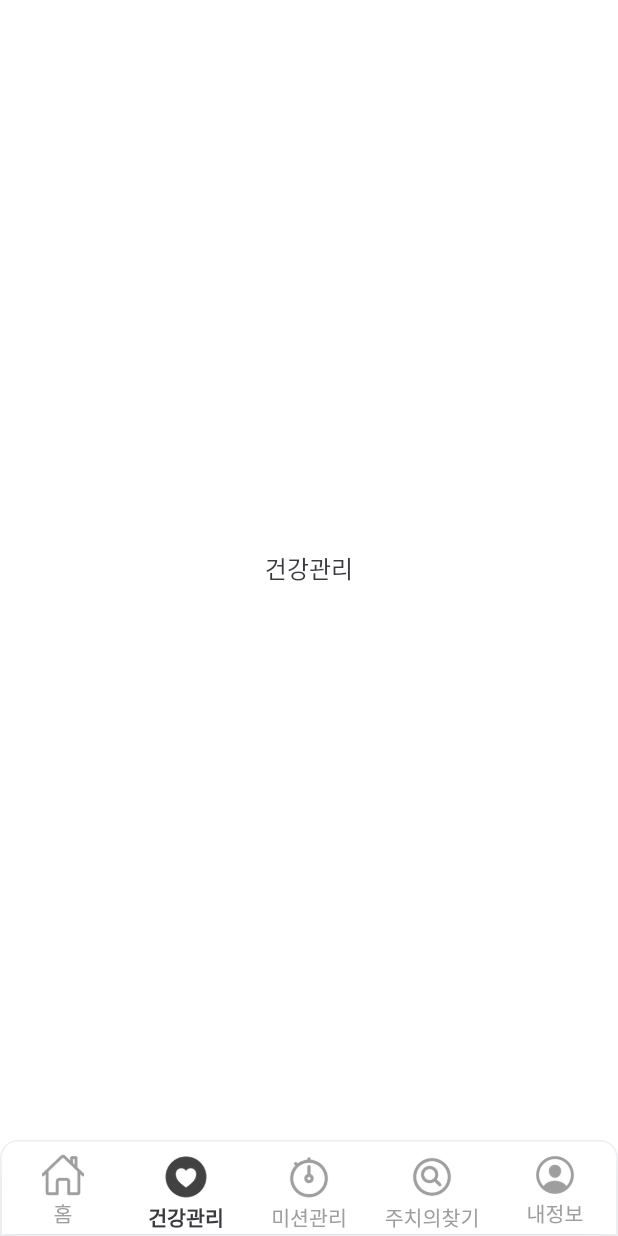
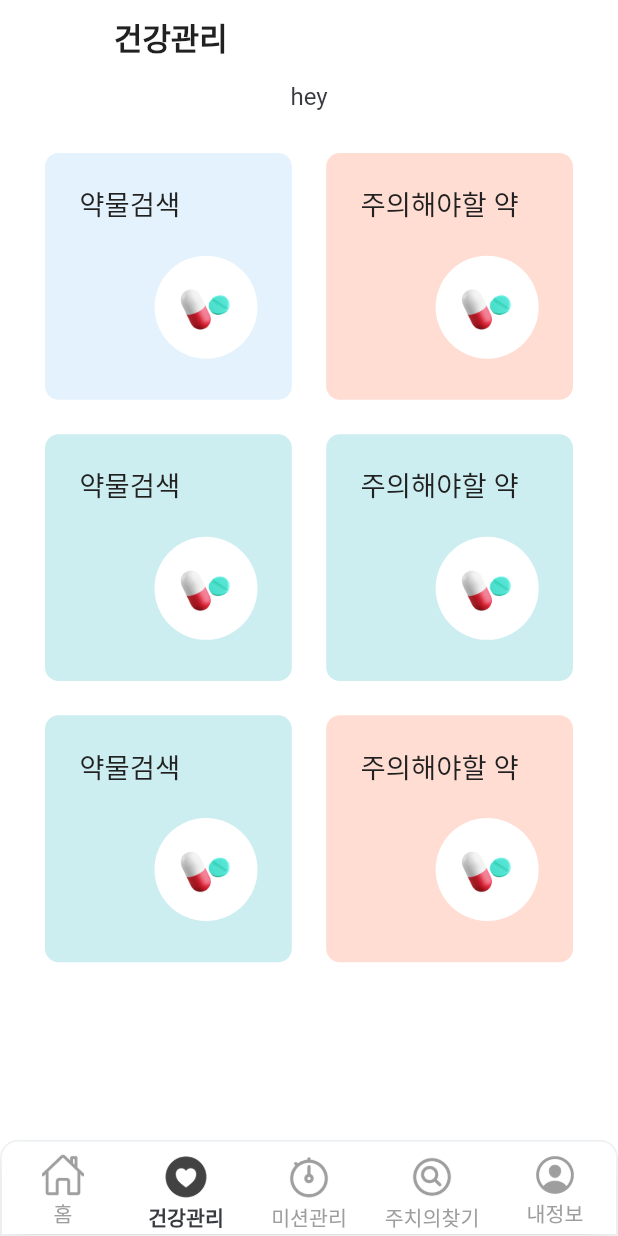
Before and after one commit to ReaflaORG/dr-parkinsons-getx-flutter, a Flutter app: the MainView screen opened by its route, item 2 of the bottom bar chosen, on a phone screen of 412 x 824 dp. Run offline on Flutter 3.47's test engine with Material 2 defaults, Android fonts, the phone set to English and light mode, and no system bars; our stand-ins replace carousel_slider, firebase_messaging, flutter_dotenv, flutter_local_notifications, flutter_screenutil, fluttertoast and 6 more; accounts and stored records are empty; network calls fail; Roboto replaces fonts that are missing (NotoSansKR, SUIT); project files that could hold a hidden picture were left out.

Commit message:
Main Btn Component

```diff
--- a/lib/app/modules/healthcare/view/healthcare_view.dart
+++ b/lib/app/modules/healthcare/view/healthcare_view.dart
@@ -1,17 +1,120 @@
 import 'package:flutter/material.dart';
+import 'package:flutter_screenutil/flutter_screenutil.dart';
 import 'package:get/get.dart';
 
+import '../../../theme/colors.dart';
+import '../../../theme/texts.dart';
 import '../controller/healthcare__controller.dart';
+import '../widgets/healthcare_mainbtn.dart';
 
 class HealthCareView extends GetView<HealthCareController> {
   const HealthCareView({super.key});
 
   @override
-  Widget build(BuildContext context) => const SafeArea(
+  Widget build(BuildContext context) => SafeArea(
         child: Scaffold(
-          body: Center(
-            child: Text('건강관리'),
+          appBar: AppBar(
+            backgroundColor: ColorPath.BackgroundWhite,
+            elevation: 0,
+            centerTitle: false,
+            title: Container(
+              padding: EdgeInsets.symmetric(horizontal: 4),
+              child: Text(
+                '건강관리',
+                style: TextPath.Heading2F18W600.copyWith(
+                  color: ColorPath.TextGrey1H212121,
+                ),
+                textAlign: TextAlign.left,
+              ),
+            ),
+          ),
+          body: Container(
+            padding: const EdgeInsets.symmetric(horizontal: 20),
+            child: SingleChildScrollView(
+              child: Column(
+                mainAxisAlignment: MainAxisAlignment.center,
+                crossAxisAlignment: CrossAxisAlignment.center,
+                mainAxisSize: MainAxisSize.min,
+                children: [
+                  const Text('hey'),
+                  const SizedBox(
+                    height: 18,
+                  ),
+                  Padding(
+                    padding: const EdgeInsets.symmetric(
+                        vertical: 10, horizontal: 10),
+                    child: Column(
+                      mainAxisAlignment: MainAxisAlignment.spaceEvenly,
+                      crossAxisAlignment: CrossAxisAlignment.stretch,
+                      children: [
+                        GridView.count(
+                            shrinkWrap: true,
+                            crossAxisCount: 2,
+                            childAspectRatio: 1,
+                            mainAxisSpacing: 20.w,
+                            crossAxisSpacing: 20.w,
+                            children: [
+                              HealthcareMainbtn(
+                                  name: "약물검색",
+                                  color: ColorPath.PrimaryLightColor,
+                                  icon: 'assets/images/icon/3d/48 pill.png',
+                                  onClick: () {
+                                    print('123');
+                                  }),
+                              HealthcareMainbtn(
+                                  name: "주의해야할 약",
+                                  color: ColorPath.TertiaryLightColor,
+                                  icon: 'assets/images/icon/3d/48 pill.png',
+                                  onClick: () {
+                                    print('121');
+                                    // Get.toNamed(page)
+                                  }),
+                              HealthcareMainbtn(
+                                  name: "약물검색",
+                                  color: ColorPath.SecondaryLightColor,
+                                  icon: 'assets/images/icon/3d/48 pill.png',
+                                  onClick: () {
+                                    print('123');
+                                  }),
+                              HealthcareMainbtn(
+                                  name: "주의해야할 약",
+                                  color: ColorPath.SecondaryLightColor,
+                                  icon: 'assets/images/icon/3d/48 pill.png',
+                                  onClick: () {
+                                    print('121');
+                                    // Get.toNamed(page)
+                                  }),
+                              HealthcareMainbtn(
+                                  name: "약물검색",
+                                  color: ColorPath.SecondaryLightColor,
+                                  icon: 'assets/images/icon/3d/48 pill.png',
+                                  onClick: () {
+                                    print('123');
+                                  }),
+                              HealthcareMainbtn(
+                                  name: "주의해야할 약",
+                                  color: ColorPath.TertiaryLightColor,
+                                  icon: 'assets/images/icon/3d/48 pill.png',
+                                  onClick: () {
+                                    print('121');
+                                    // Get.toNamed(page)
+                                  }),
+                            ]),
+                      ],
+                    ),
+                  ),
+                ],
+              ),
+            ),
           ),
         ),
       );
 }
+
+// // elevation: 0,
+//             // shadowColor: Colors.white,
+//             title: Text(
+//               '건강관리',
+//               // style: TextPath.Heading2F18W600.copyWith(
+//                 // color: ColorPath.TextGrey1H212121,
+//               ),
--- /dev/null
+++ b/lib/app/modules/healthcare/widgets/healthcare_mainbtn.dart
@@ -0,0 +1,62 @@
+import 'package:flutter/material.dart';
+import 'package:flutter_screenutil/flutter_screenutil.dart';
+
+import '../../../theme/colors.dart';
+import '../../../theme/texts.dart';
+
+class HealthcareMainbtn extends StatelessWidget {
+  // ignore: use_key_in_widget_constructors
+  const HealthcareMainbtn({
+    required this.name,
+    required this.color,
+    required this.icon,
+    required this.onClick,
+  });
+  final String name;
+  final Color color;
+  final String icon;
+  final Function onClick;
+  @override
+  Widget build(BuildContext context) {
+    return InkWell(
+      onTap: () => onClick(),
+      child: Container(
+        // width: 140.w,
+        // height: 140.w,
+        decoration: BoxDecoration(
+          color: color,
+          borderRadius: BorderRadius.circular(8.r),
+        ),
+        padding: EdgeInsets.symmetric(horizontal: 20.w, vertical: 24.w),
+        child: Column(
+          mainAxisAlignment: MainAxisAlignment.spaceBetween,
+          crossAxisAlignment: CrossAxisAlignment.start,
+
+          // ignore: prefer_const_literals_to_create_immutables
+          children: [
+            Container(
+              width: double.infinity,
+              alignment: Alignment.centerLeft,
+              child: Text(
+                name,
+                style: TextPath.TextF16W500.copyWith(
+                    color: ColorPath.TextGrey1H212121),
+              ),
+            ),
+            Container(
+              alignment: Alignment.centerRight,
+              child: SizedBox(
+                width: 60.w,
+                height: 60.w,
+                child: CircleAvatar(
+                  backgroundColor: ColorPath.BackgroundWhite,
+                  child: Image.asset(width: 44.w, height: 44.w, icon),
+                ),
+              ),
+            ),
+          ],
+        ),
+      ),
+    );
+  }
+}
--- a/lib/app/modules/splash/controller/splash_controller.dart
+++ b/lib/app/modules/splash/controller/splash_controller.dart
@@ -10,7 +10,6 @@ import 'package:url_launcher/url_launcher.dart';
 
 import '../../../global_widget/global_dialog_widget.dart';
 import '../../../service/global_service.dart';
-import '../../../service/permission_service.dart';
 
 class SplashController extends GetxController {
   static SplashController get to => Get.find();
@@ -29,14 +28,15 @@ class SplashController extends GetxController {
   }) async {
     Future.delayed(Duration(milliseconds: milliseconds), () async {
       if (GetStorage().read('initialize_permission') == null) {
-        if (PermissionService.to.permissionList.isEmpty) {
-          await Get.offAllNamed('/permission');
-          // await Get.offAllNamed('/signin');
-        } else {
-          await Get.offAllNamed('/permission');
-        }
+        // if (PermissionService.to.permissionList.isEmpty) {
+        //   await Get.offAllNamed('/permission');
+        //   // await Get.offAllNamed('/signin');
+        // } else {
+        //   await Get.offAllNamed('/permission');
+        // }
+        await Get.offAllNamed('/signin');
       } else {
-        await Get.offAllNamed('/permission');
+        await Get.offAllNamed('/signin');
         // await Get.offAllNamed('/signin');
       }
     });
--- a/lib/main.dart
+++ b/lib/main.dart
@@ -11,7 +11,6 @@ import 'app/modules/splash/binding/splash_binding.dart';
 import 'app/modules/splash/view/splash_view.dart';
 import 'app/routes/app_pages.dart';
 import 'app/service/global_service.dart';
-import 'app/service/permission_service.dart';
 import 'app/theme/theme.dart';
 
 void main() async {
@@ -45,7 +44,7 @@ Future<void> initialize() async {
   // Get.put(FCMService());
 
   /// 퍼미션 서비스
-  Get.lazyPut(() => PermissionService());
+  // Get.lazyPut(() => PermissionService());
 }
 
 class MyApp extends StatelessWidget {
--- a/pubspec.yaml
+++ b/pubspec.yaml
@@ -52,6 +52,7 @@ flutter:
     - assets/images/permission/
     - assets/images/signin/
     - assets/images/navigation/
+    - assets/images/icon/3d/
 
   fonts:
     - family: SUIT
```
Also changed, not shown: assets/images/icon/3d/18 bell.png (added), assets/images/icon/3d/24 alert.png (added), assets/images/icon/3d/36 Help.png (added), assets/images/icon/3d/36 Hospital.png (added), assets/images/icon/3d/36 Medical Record.png (added), assets/images/icon/3d/36 Sketch Book.png (added), assets/images/icon/3d/36 ambulance.png (added), assets/images/icon/3d/36 pharmacy.png (added), assets/images/icon/3d/44 DNA.png (added), assets/images/icon/3d/48 pill.png (added), assets/images/icon/3d/80 alert.png (added), 2 other files.
